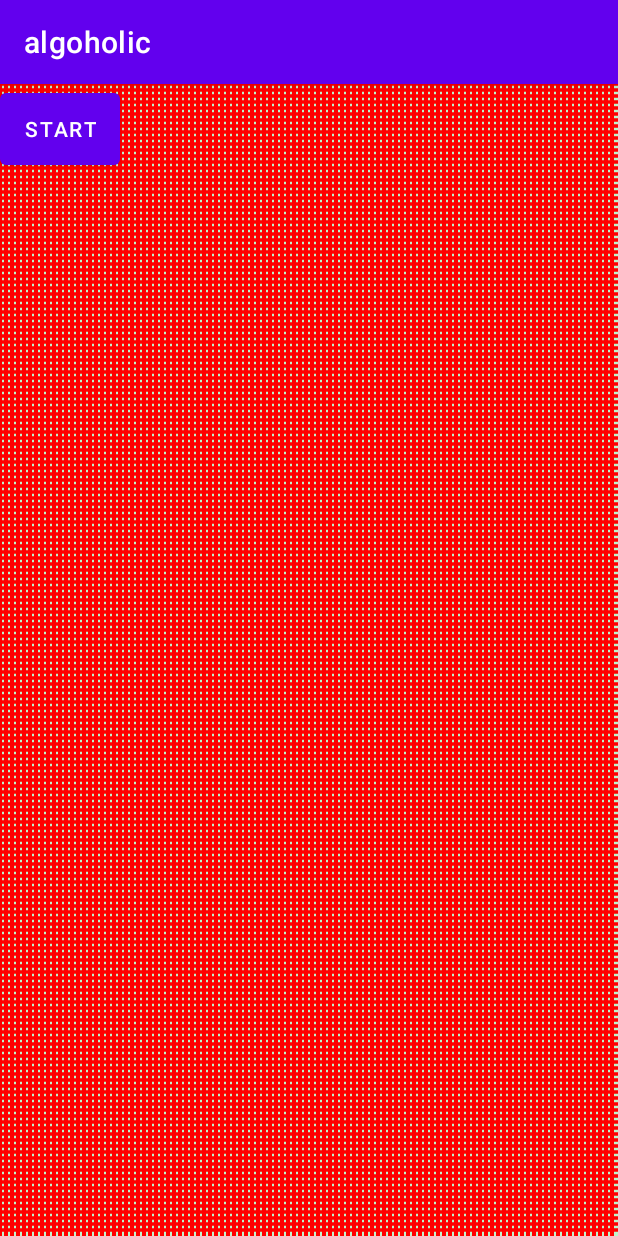
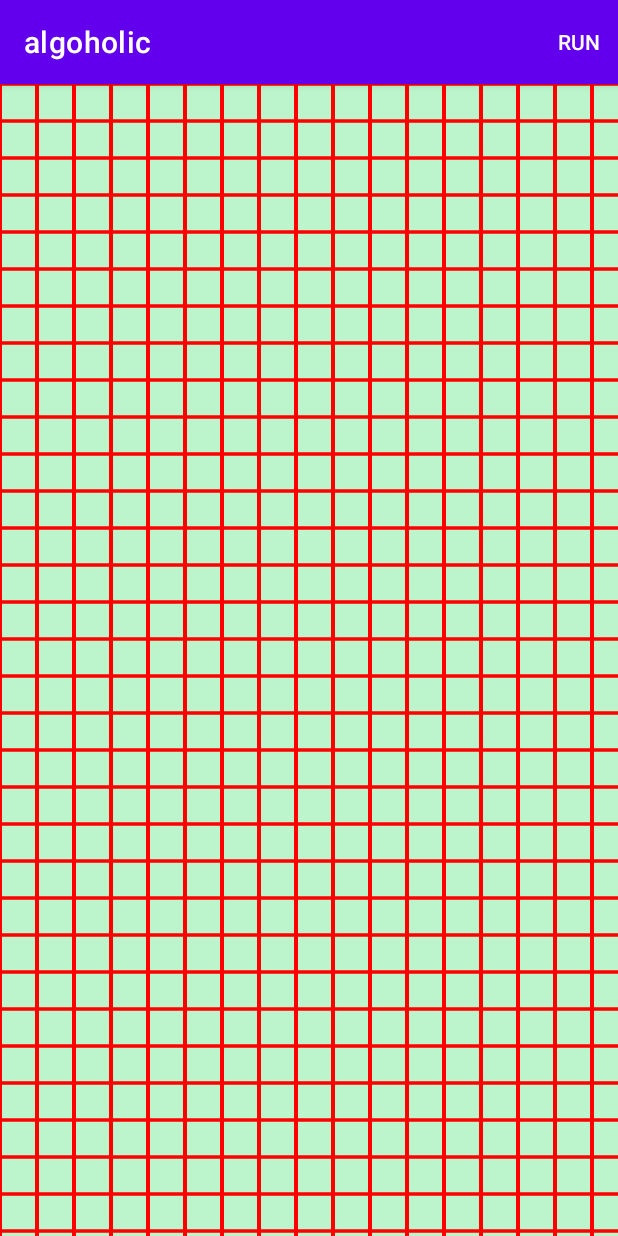
Before and after one commit to sergyabanzhy/algoholic, an Android app: the screen it shows after launch (MainActivity), on a phone screen of 412 x 824 dp. Run offline under Robolectric (Android 15) with nearby library versions, the phone set to English and light mode, and no system bars.

Commit message:
Some refactoring

```diff
--- a/app/src/main/java/com/algoholic/MainActivity.kt
+++ b/app/src/main/java/com/algoholic/MainActivity.kt
@@ -1,18 +1,28 @@
 package com.algoholic
 
+import android.os.Bundle
+import android.view.Menu
+import android.view.MenuItem
 import androidx.appcompat.app.AppCompatActivity
-import android.os.Bundle
-import com.algoholic.ui.main.MainFragment
+import com.algoholic.graph.BoardView
+
 
 class MainActivity : AppCompatActivity() {
 
     override fun onCreate(savedInstanceState: Bundle?) {
         super.onCreate(savedInstanceState)
         setContentView(R.layout.main_activity)
-        if (savedInstanceState == null) {
-            supportFragmentManager.beginTransaction()
-                    .replace(R.id.container, MainFragment.newInstance())
-                    .commitNow()
+    }
+
+    override fun onCreateOptionsMenu(menu: Menu?): Boolean {
+        menuInflater.inflate(R.menu.menu, menu)
+        return true
+    }
+
+    override fun onOptionsItemSelected(item: MenuItem): Boolean {
+        when (item.itemId) {
+            R.id.run -> findViewById<BoardView>(R.id.boardView).start()
         }
+        return true
     }
 }
--- a/app/src/main/java/com/algoholic/graph/FieldView.kt
+++ b/app/src/main/java/com/algoholic/graph/BoardView.kt
@@ -15,7 +15,7 @@ import android.view.View
 import java.util.*
 
 
-class FieldView : View {
+class BoardView : View {
     constructor(context: Context) : super(context)
 
     constructor(context: Context, attrs: AttributeSet?)
@@ -31,7 +31,7 @@ class FieldView : View {
     private val colorBackground = rgb(188, 245, 204)
     private var initialized: Boolean = false
     private val board: MutableMap<Int, LinkedList<Vertex>> = mutableMapOf()
-    private var gcd = -1
+    private var gridSize = pxFromDp(25F)
     private val initialVertexesToDraw: MutableList<Vertex> = mutableListOf()
     val mainHandler = Handler(Looper.getMainLooper())
     private val gridColor = Paint().apply {
@@ -68,7 +68,6 @@ class FieldView : View {
 
         Log.d(TAG, "height - $height")
         Log.d(TAG, "width - $width")
-        gcd = gcd(height, width)
     }
 
     override fun onSizeChanged(w: Int, h: Int, oldw: Int, oldh: Int) {
@@ -77,10 +76,10 @@ class FieldView : View {
     }
 
     private fun drawYLines(canvas: Canvas) {
-        for (x in 0 until canvas.width step gcd) {
+        for (x in 0 until canvas.width step gridSize) {
             canvas.drawLine(x.toFloat(), 0F, x.toFloat(), canvas.height.toFloat(), gridColor)
             if (!initialized) {
-                val key = if (x > 0) x / gcd else x
+                val key = if (x > 0) x / gridSize else x
                 board[key] = LinkedList()
             }
 
@@ -88,28 +87,28 @@ class FieldView : View {
     }
 
     private fun drawBoard(canvas: Canvas) {
-        for (y in 0 until canvas.height step gcd) {
+        for (y in 0 until canvas.height step gridSize) {
             canvas.drawLine(0F, y.toFloat(), canvas.width.toFloat(), y.toFloat(), gridColor)
 
-            for (x in 0 until canvas.width step gcd) {
+            for (x in 0 until canvas.width step gridSize) {
                 canvas.drawLine(x.toFloat(), 0F, x.toFloat(), canvas.height.toFloat(), gridColor)
             }
         }
     }
 
     private fun drawXLines(canvas: Canvas) {
-        for (y in 0 until canvas.height step gcd) {
+        for (y in 0 until canvas.height step gridSize) {
             canvas.drawLine(0F, y.toFloat(), canvas.width.toFloat(), y.toFloat(), gridColor)
             if (!initialized) {
-                for (v in 0 until canvas.height step gcd) {
-                    addByCell(y, Vertex(x = y, y = v, edge = gcd))
+                for (v in 0 until canvas.height step gridSize) {
+                    addByCell(y, Vertex(x = y, y = v, edge = gridSize))
                 }
             }
         }
     }
 
     private fun addByCell(key: Int, value: Vertex) {
-        val bucket = if (key > 0) key / gcd else key
+        val bucket = if (key > 0) key / gridSize else key
         value.bucket = bucket
         board[bucket]?.add(value)
     }
@@ -136,25 +135,23 @@ class FieldView : View {
         visitedVertices.forEach {
             canvas.drawText(
                 it.distance.toString(),
-                (it.x.toFloat() + gcd / 2),
-                (it.y.toFloat() + gcd / 2),
+                (it.x.toFloat() + gridSize / 2),
+                (it.y.toFloat() + gridSize / 2),
                 textColor
             )
         }
 
         path.forEach {
             it?.run {
-                canvas.drawRoundRect(
+                canvas.drawRect(
                     it.rect(),
-                    radius.toFloat(),
-                    radius.toFloat(),
                     it.paint.paint
                 )
 
                 canvas.drawText(
                     it.distance.toString(),
-                    (it.x.toFloat() + gcd / 2),
-                    (it.y.toFloat() + gcd / 2),
+                    (it.x.toFloat() + gridSize / 2),
+                    (it.y.toFloat() + gridSize / 2),
                     gridColor
                 )
             }
@@ -257,7 +254,7 @@ class FieldView : View {
     private fun getFromNearBucket(nearBucket: LinkedList<Vertex>, index: Int, distance: Int): Vertex? {
 
         val cell = nearBucket[index]
-        return if (!visitedVertices.contains(cell) && !cell.isStart() && !cell.isBlock) {
+        return if (!visitedVertices.contains(cell) && !cell.isStart() && !cell.isWall) {
             cell.distance = if (distance == Int.MAX_VALUE && distance == 0) 1 else distance + 1
             cell
         } else {
@@ -274,7 +271,7 @@ class FieldView : View {
     private fun getNeighborsInOneBucket(bucket: LinkedList<Vertex>, start: Vertex): MutableList<Vertex> {
         val neighbors = mutableListOf<Vertex>()
         getNext(bucket, start)?.run {
-            if (!visitedVertices.contains(this) && !isStart() && !isBlock) {
+            if (!visitedVertices.contains(this) && !isStart() && !isWall) {
                 distance =
                     if (distance == Int.MAX_VALUE && start.distance == 0) 1 else start.distance + 1
                 neighbors.add(this)
@@ -282,7 +279,7 @@ class FieldView : View {
         }
 
         getPrevious(bucket, start)?.run {
-            if (!visitedVertices.contains(this) && !isStart() && !isBlock) {
+            if (!visitedVertices.contains(this) && !isStart() && !isWall) {
                 distance =
                     if (distance == Int.MAX_VALUE && start.distance == 0) 1 else start.distance + 1
                 neighbors.add(this)
@@ -316,7 +313,7 @@ class FieldView : View {
                                 paint = Marker.EndPoint()
                             }
                             else -> {
-                                isBlock = true
+                                isWall = true
                                 paint = Marker.BlockedPoint()
                             }
                         }
@@ -344,14 +341,3 @@ class FieldView : View {
         return vertex
     }
 }
-
-private fun gcd(a: Int, b: Int): Int {
-    var a = a
-    var b = b
-    while (b != 0) {
-        val tmp = a % b
-        a = b
-        b = tmp
-    }
-    return a
-}
--- a/app/src/main/java/com/algoholic/graph/Ext.kt
+++ b/app/src/main/java/com/algoholic/graph/Ext.kt
@@ -2,7 +2,7 @@ package com.algoholic.graph
 
 import android.widget.Toast
 
-fun FieldView.dijcstra() {
+fun BoardView.dijcstra() {
     val currentVertex = findCellWithShortestDistance()
     currentVertex?.run {
         //distance is calculated
@@ -24,3 +24,11 @@ fun FieldView.dijcstra() {
         mainHandler.removeCallbacksAndMessages(null)
     }
 }
+
+fun BoardView.dpFromPx(px: Float): Int {
+    return (px / context.resources.displayMetrics.density).toInt()
+}
+
+fun BoardView.pxFromDp(dp: Float): Int {
+    return (dp * context.resources.displayMetrics.density).toInt()
+}
--- a/app/src/main/java/com/algoholic/ui/main/MainFragment.kt
+++ /dev/null
@@ -1,38 +0,0 @@
-package com.algoholic.ui.main
-
-import androidx.lifecycle.ViewModelProvider
-import android.os.Bundle
-import androidx.fragment.app.Fragment
-import android.view.LayoutInflater
-import android.view.View
-import android.view.ViewGroup
-import android.widget.Button
-import com.algoholic.R
-import com.algoholic.graph.FieldView
-
-class MainFragment : Fragment() {
-
-    companion object {
-        fun newInstance() = MainFragment()
-    }
-
-    private lateinit var viewModel: MainViewModel
-
-    override fun onCreateView(inflater: LayoutInflater, container: ViewGroup?,
-                              savedInstanceState: Bundle?): View {
-        return inflater.inflate(R.layout.main_fragment, container, false)
-    }
-
-    override fun onViewCreated(view: View, savedInstanceState: Bundle?) {
-        super.onViewCreated(view, savedInstanceState)
-
-        view.findViewById<Button>(R.id.btnStart).setOnClickListener {
-            view.findViewById<FieldView>(R.id.simpleGridView).start()
-        }
-    }
-
-    override fun onActivityCreated(savedInstanceState: Bundle?) {
-        super.onActivityCreated(savedInstanceState)
-        viewModel = ViewModelProvider(this).get(MainViewModel::class.java)
-    }
-}
--- a/app/src/main/java/com/algoholic/ui/main/MainViewModel.kt
+++ /dev/null
@@ -1,7 +0,0 @@
-package com.algoholic.ui.main
-
-import androidx.lifecycle.ViewModel
-
-class MainViewModel : ViewModel() {
-    // TODO: Implement the ViewModel
-}
--- a/app/src/main/res/layout/main_activity.xml
+++ b/app/src/main/res/layout/main_activity.xml
@@ -1,7 +1,20 @@
 <?xml version="1.0" encoding="utf-8"?>
-<FrameLayout xmlns:android="http://schemas.android.com/apk/res/android"
+<androidx.constraintlayout.widget.ConstraintLayout
+    xmlns:android="http://schemas.android.com/apk/res/android"
     xmlns:tools="http://schemas.android.com/tools"
+    xmlns:app="http://schemas.android.com/apk/res-auto"
     android:id="@+id/container"
     android:layout_width="match_parent"
     android:layout_height="match_parent"
-    tools:context=".MainActivity" />
+    tools:context=".MainActivity">
+
+    <com.algoholic.graph.BoardView
+        android:id="@+id/boardView"
+        android:layout_width="0dp"
+        android:layout_height="0dp"
+        android:numColumns="4"
+        app:layout_constraintBottom_toBottomOf="parent"
+        app:layout_constraintEnd_toEndOf="parent"
+        app:layout_constraintStart_toStartOf="parent"
+        app:layout_constraintTop_toTopOf="parent" />
+</androidx.constraintlayout.widget.ConstraintLayout>
--- a/app/src/main/res/layout/main_fragment.xml
+++ b/app/src/main/res/layout/main_fragment.xml
@@ -7,22 +7,6 @@
     android:layout_height="match_parent"
     tools:context=".ui.main.MainFragment">
 
-    <Button
-        android:id="@+id/btnStart"
-        android:layout_width="80dp"
-        android:layout_height="60dp"
-        android:text="start"
-        app:layout_constraintStart_toStartOf="parent"
-        app:layout_constraintTop_toTopOf="parent" />
 
-    <com.algoholic.graph.FieldView
-        android:id="@+id/simpleGridView"
-        android:layout_width="0dp"
-        android:layout_height="0dp"
-        android:numColumns="4"
-        app:layout_constraintBottom_toBottomOf="parent"
-        app:layout_constraintEnd_toEndOf="parent"
-        app:layout_constraintStart_toStartOf="parent"
-        app:layout_constraintTop_toTopOf="parent" />
 
 </androidx.constraintlayout.widget.ConstraintLayout>
--- /dev/null
+++ b/app/src/main/res/menu/menu.xml
@@ -0,0 +1,9 @@
+<?xml version="1.0" encoding="utf-8"?>
+<menu xmlns:android="http://schemas.android.com/apk/res/android"
+    xmlns:app="http://schemas.android.com/apk/res-auto">
+    <item
+        android:id="@+id/run"
+        android:orderInCategory="1"
+        app:showAsAction="always"
+        android:title="Run" />
+</menu>
```
Also changed, not shown: app/src/main/java/com/algoholic/graph/Vertex.kt (+2 -27 lines).
